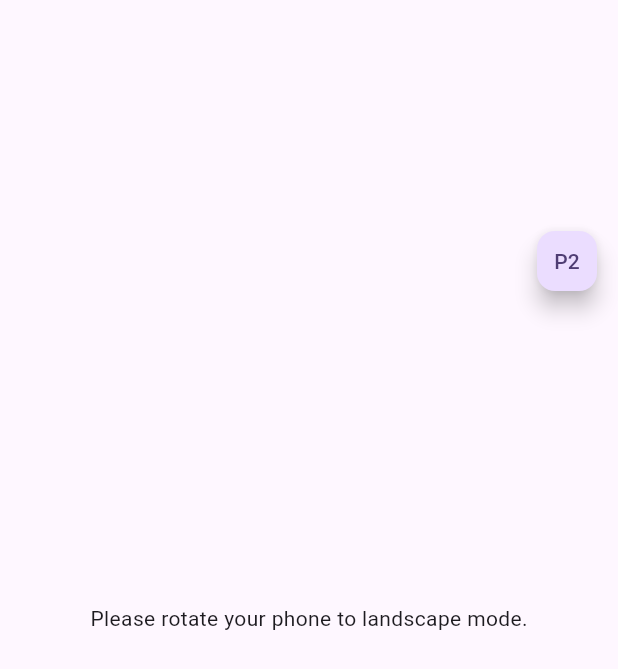
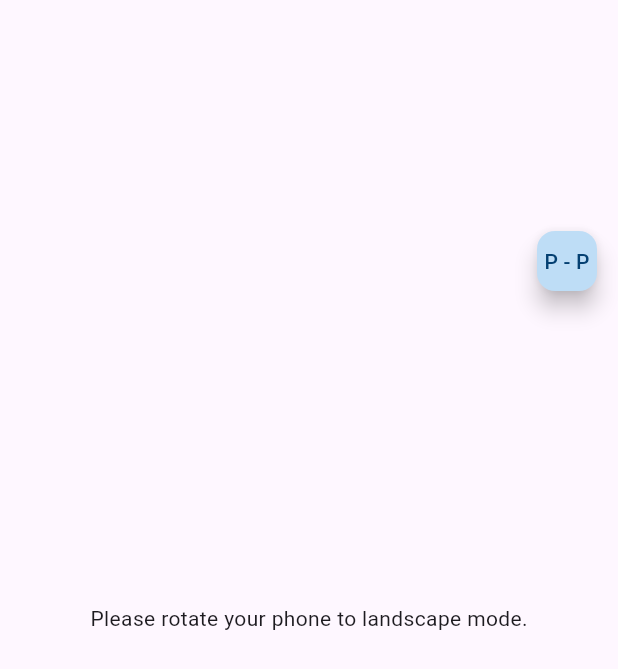
Before and after one commit to millanee/Better-Keyboard, a Flutter app: the screen it shows after launch, on a phone screen of 412 x 824 dp. Shown: the top 669 px of the screen. Run offline on Flutter 3.47's test engine with Material 3 defaults, Android fonts, the phone set to English and light mode, and no system bars.

Commit message:
style: Landscape Keyboard

```diff
--- a/mc_keyboard/lib/landscape_keyboard.dart
+++ b/mc_keyboard/lib/landscape_keyboard.dart
@@ -13,14 +13,18 @@
   final String templateText = 'Test';
   // 'This text needs to be typed by the participants. This text needs to be typed by the participants. This text needs to be typed by the participants. This text needs to be typed by the participants. This text needs to be typed by the participants. This text needs to be typed by the participants. This text needs to be typed by the participants.';
   String typedText = '';
+
   bool isShiftActive = false; // shift key state
-  bool showPopup = false;
   bool isFirstKeyPressed = true;
+
   bool disableKeys = false;
   bool enableBackspaceOnly = false;
+
   DateTime? startTime;
   DateTime? endTime;
   int backspaceCount = 0;
+
+  bool showPopup = false;
 
   void onKeyPressed(String letter) {
     setState(() {
@@ -28,20 +32,27 @@
         startTime = DateTime.now();
         isFirstKeyPressed = false;
       }
+
+      // Shift check
       if (isShiftActive) {
         letter = letter.toUpperCase();
-        typedText += letter;
-        isShiftActive = false; // turn off shift after one letter was pressed
-      } else {
-        typedText += letter;
+        isShiftActive = false;
       }
-      if (letter != templateText[typedText.length - 1]) {
+
+      typedText += letter;
+
+      final currentIndex = typedText.length - 1;
+      final expectedLetter = templateText[currentIndex];
+
+      // Mismatch check
+      if (letter != expectedLetter) {
         disableKeys = true;
         enableBackspaceOnly = true;
-        // disable all keys and enable backspace
+        return;
       }
-      if (typedText.length == templateText.length &&
-          letter == templateText[templateText.length - 1]) {
+
+      // Completion check
+      if (typedText.length == templateText.length) {
         endTime = DateTime.now();
         showPopup = true;
       }
@@ -77,6 +88,7 @@
   Widget build(BuildContext context) {
     final isLandscape =
         MediaQuery.of(context).orientation == Orientation.landscape;
+
     if (showPopup) {
       WidgetsBinding.instance.addPostFrameCallback((_) {
         showDialog(
@@ -90,7 +102,7 @@
                     Text(
                       'Time tracked: ${endTime!.difference(startTime!).inSeconds} seconds',
                     ),
-                    Text('Error count: '),
+                    Text('Error count: $backspaceCount'),
                   ],
                 ),
               ),
@@ -116,26 +128,37 @@
           isLandscape
               ? Column(
                 children: [
-                  // left side: text (innput)
+                  // Left Side: Text Input
                   Expanded(
                     flex: (MediaQuery.sizeOf(context).height * 3 / 4).floor(),
                     child: Padding(
-                      padding: const EdgeInsets.all(16.0),
+                      padding: const EdgeInsets.only(
+                        bottom: 16.0,
+                        top: 30.0,
+                        left: 16.0,
+                        right: 16.0,
+                      ),
+
                       child: Align(
                         alignment: Alignment.topLeft,
                         child: Text(
                           templateText,
-                          style: const TextStyle(fontSize: 24),
+                          style: const TextStyle(
+                            fontSize: 20,
+                            fontWeight: FontWeight.w600,
+                          ),
                         ),
                       ),
                     ),
                   ),
-                  Divider(height: 1),
+
+                  Divider(height: 1, color: Colors.blue),
+
                   Expanded(
                     flex: (MediaQuery.sizeOf(context).height * 2 / 4).floor(),
                     child: Row(
                       children: [
-                        // Left bottom -> typed text
+                        // Left Bottom - Typed Text
                         Expanded(
                           flex: 3,
                           child: Container(
@@ -143,17 +166,22 @@
                               alignment: Alignment.topLeft,
                               child: SingleChildScrollView(
                                 reverse: true,
-                                padding: const EdgeInsets.all(4.0),
+                                padding: const EdgeInsets.all(16.0),
                                 child: Text(
                                   typedText,
-                                  style: const TextStyle(fontSize: 24),
+                                  style: const TextStyle(
+                                    fontSize: 20,
+                                    color: Color.fromARGB(255, 97, 97, 97),
+                                  ),
                                 ),
                               ),
                             ),
                           ),
                         ),
-                        // Right bottom -> keyboard
-                        const VerticalDivider(width: 10),
+
+                        // Right Bottom - Keyboard
+                        const VerticalDivider(width: 10, color: Colors.blue),
+
                         SizedBox(
                           width: 0.8 * MediaQuery.sizeOf(context).height,
                           height: MediaQuery.sizeOf(context).width * 0.30,
@@ -167,11 +195,14 @@
               : const Center(
                 child: Text("Please rotate your phone to landscape mode."),
               ),
+
           Positioned(
             right: 10,
             top: 150,
             child: FloatingActionButton(
               mini: true,
+              backgroundColor: const Color.fromARGB(255, 190, 221, 246),
+
               onPressed: () {
                 Navigator.push(
                   context,
@@ -180,7 +211,10 @@
                   ),
                 );
               },
-              child: const Text("P2"),
+              child: const Text(
+                "P - P",
+                style: TextStyle(color: Color.fromARGB(255, 4, 64, 114)),
+              ),
             ),
           ),
         ],
@@ -201,7 +235,8 @@
         return Container(
           width: constraints.maxHeight,
           height: constraints.maxWidth,
-          color: Colors.grey[100],
+          color: const Color.fromARGB(255, 227, 238, 247),
+
           child: Column(
             mainAxisAlignment: MainAxisAlignment.spaceEvenly,
             children:
```
